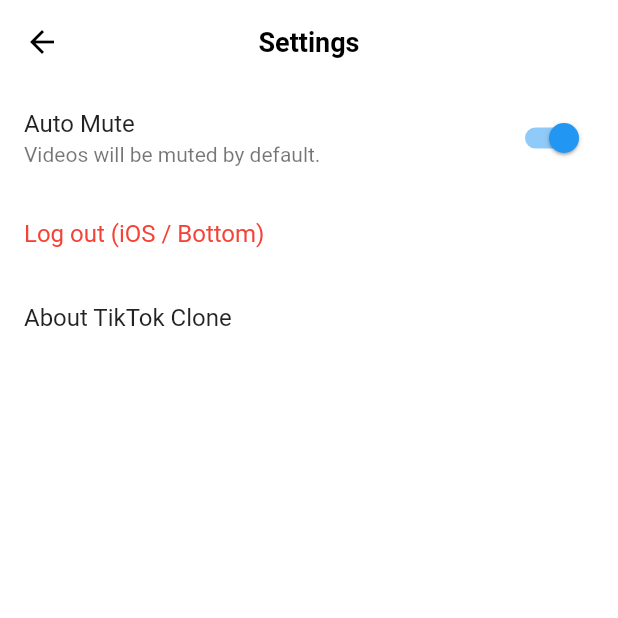
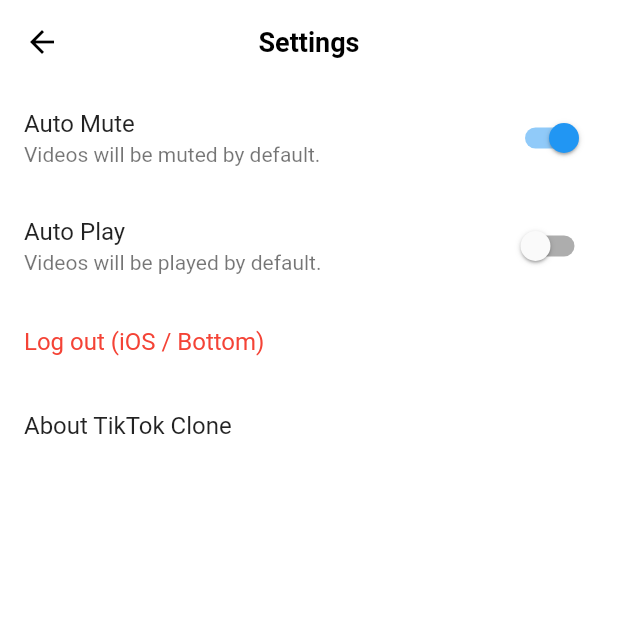
Before and after one commit to justddan/Flutter_Tiktok_Clone, a Flutter app: the SettingsScreen screen opened directly, after a tap on "Auto Mute", on a phone screen of 412 x 824 dp, the top half of it. Run offline on Flutter 3.47's test engine with Material 2 defaults, Android fonts, the phone set to English and light mode, and no system bars; our stand-ins replace camera, font_awesome_flutter, gallery_saver, go_router, image_picker, permission_handler and 3 more; accounts and stored records are empty; network calls fail.

Commit message:
MVVM 상태관리

```diff
--- a/lib/features/settings/view/settings_screen.dart
+++ b/lib/features/settings/view/settings_screen.dart
@@ -1,7 +1,7 @@
 import 'package:flutter/cupertino.dart';
 import 'package:flutter/material.dart';
 import 'package:provider/provider.dart';
-import 'package:tiktok_clone/common/widgets/video_configuration/video_change_notifier.dart';
+import 'package:tiktok_clone/features/videos/view_model/playback_config_vm.dart';
 
 class SettingsScreen extends StatefulWidget {
   const SettingsScreen({super.key});
@@ -31,12 +31,28 @@ class _SettingsScreenState extends State<SettingsScreen> {
       body: ListView(
         children: [
           SwitchListTile(
+            value: context.watch<PlaybackConfigViewModel>().muted,
+            onChanged: (value) =>
+                context.read<PlaybackConfigViewModel>().setMuted(value),
+            title: const Text("Auto Mute"),
+            subtitle: const Text("Videos will be muted by default."),
+          ),
+          SwitchListTile(
+            value: context.watch<PlaybackConfigViewModel>().autoplay,
+            onChanged: (value) =>
+                context.read<PlaybackConfigViewModel>().setAutoplay(value),
+            title: const Text("Auto Play"),
+            subtitle: const Text("Videos will be played by default."),
+          ),
+          /*
+          SwitchListTile(
             value: context.watch<VideoChangeNotifier>().isMuted,
             onChanged: (value) =>
                 context.read<VideoChangeNotifier>().toggleIsMuted(),
             title: const Text("Auto Mute"),
             subtitle: const Text("Videos will be muted by default."),
           ),
+          */
           /*
           ValueListenableBuilder(
             valueListenable: videoChangeNotifier,
--- a/lib/features/videos/model/playback_config_model.dart
+++ b/lib/features/videos/model/playback_config_model.dart
@@ -1,9 +1,9 @@
 class PlaybackConfigModel {
   bool muted;
-  bool autoPlay;
+  bool autoplay;
 
   PlaybackConfigModel({
     required this.muted,
-    required this.autoPlay,
+    required this.autoplay,
   });
 }
--- a/lib/features/videos/repo/video_playback_config_repo.dart
+++ b/lib/features/videos/repo/playback_config_repo.dart
@@ -1,12 +1,12 @@
 import 'package:shared_preferences/shared_preferences.dart';
 
-class VideoplaybackConfigRepository {
+class PlaybackConfigRepository {
   static const String _autoplay = "autoplay";
   static const String _muted = "muted";
 
   final SharedPreferences _preferences;
 
-  VideoplaybackConfigRepository(this._preferences);
+  PlaybackConfigRepository(this._preferences);
 
   Future<void> setMuted(bool value) async {
     _preferences.setBool(_muted, value);
--- a/lib/features/videos/view/widgets/video_post.dart
+++ b/lib/features/videos/view/widgets/video_post.dart
@@ -1,8 +1,6 @@
 import 'package:flutter/foundation.dart';
 import 'package:flutter/material.dart';
 import 'package:font_awesome_flutter/font_awesome_flutter.dart';
-import 'package:provider/provider.dart';
-import 'package:tiktok_clone/common/widgets/video_configuration/video_change_notifier.dart';
 import 'package:tiktok_clone/constants/gaps.dart';
 import 'package:tiktok_clone/constants/sizes.dart';
 import 'package:tiktok_clone/features/videos/view/widgets/video_button.dart';
@@ -195,8 +193,9 @@ class _VideoPostState extends State<VideoPost>
             left: 20,
             top: 40,
             child: IconButton(
-              icon: FaIcon(
-                context.watch<VideoChangeNotifier>().isMuted
+              icon: const FaIcon(
+                false
+                    // context.watch<VideoChangeNotifier>().isMuted
                     // VideoConfigData.of(context).autoMute
                     ? FontAwesomeIcons.volumeOff
                     : FontAwesomeIcons.volumeHigh,
@@ -205,7 +204,7 @@ class _VideoPostState extends State<VideoPost>
               onPressed: () {
                 // VideoConfigData.of(context).toggleMuted;
                 // videoChangeNotifier.value = !videoChangeNotifier.value;
-                context.read<VideoChangeNotifier>().toggleIsMuted();
+                // context.read<VideoChangeNotifier>().toggleIsMuted();
               },
             ),
           ),
--- a/lib/features/videos/view_model/playback_config_vm.dart
+++ b/lib/features/videos/view_model/playback_config_vm.dart
@@ -1,3 +1,28 @@
 import 'package:flutter/material.dart';
+import 'package:tiktok_clone/features/videos/model/playback_config_model.dart';
+import 'package:tiktok_clone/features/videos/repo/playback_config_repo.dart';
 
-class PlaybackConfigViewModel extends ChangeNotifier {}
+class PlaybackConfigViewModel extends ChangeNotifier {
+  final PlaybackConfigRepository _repository;
+
+  late final PlaybackConfigModel _model = PlaybackConfigModel(
+      muted: _repository.isMuted(), autoplay: _repository.isAutoplay());
+
+  PlaybackConfigViewModel(this._repository);
+
+  bool get muted => _model.muted;
+
+  bool get autoplay => _model.autoplay;
+
+  void setMuted(bool value) {
+    _repository.setMuted(value);
+    _model.muted = value;
+    notifyListeners();
+  }
+
+  void setAutoplay(bool value) {
+    _repository.setAutoplay(value);
+    _model.autoplay = value;
+    notifyListeners();
+  }
+}
```
Also changed, not shown: lib/main.dart (+17 -10 lines), 1 other file.
